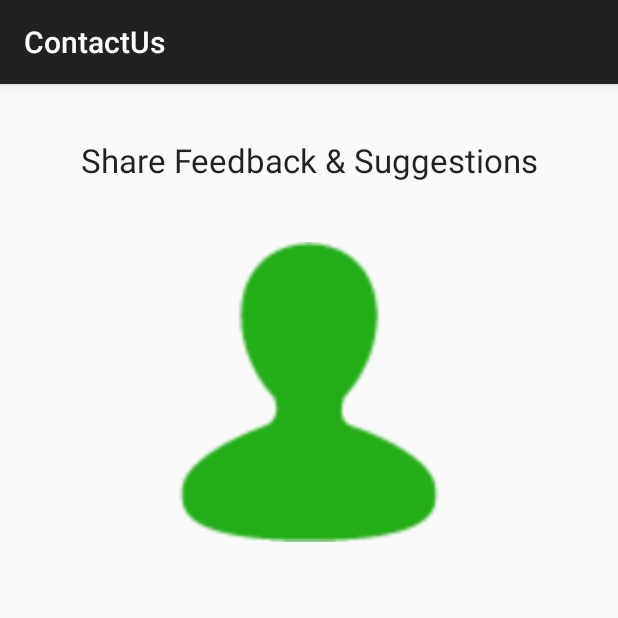
After one commit to gssirohi/MoneyCircleRepository, an Android app: the ContactUs screen opened directly, with no data from a screen before it, on a phone screen of 412 x 824 dp, the top half of it. The commit adds this screen. Run offline under Robolectric (Android 15) with nearby library versions, the phone set to English and light mode, and no system bars.

Commit message:
[SPRINT_A][STORY_2][TOPIC_4][Issue #18] Create Contact Us Activity
DESCRIPTION: Create Contact Us Activity

```diff
--- a/MoneyCircle/app/src/main/AndroidManifest.xml
+++ b/MoneyCircle/app/src/main/AndroidManifest.xml
@@ -20,6 +20,10 @@
             android:name=".WelcomeActivity"
             android:label="@string/app_name" >
         </activity>
+        <activity
+            android:name=".ContactUs"
+            android:label="@string/activity_contact_us" >
+        </activity>
     </application>
 
 </manifest>
--- /dev/null
+++ b/MoneyCircle/app/src/main/java/company/greateapp/moneycircle/ContactUs.java
@@ -0,0 +1,31 @@
+package company.greateapp.moneycircle;
+
+import android.os.Bundle;
+import android.support.v7.app.ActionBarActivity;
+import android.view.Menu;
+import android.view.MenuItem;
+
+
+public class ContactUs extends ActionBarActivity {
+
+    @Override
+    protected void onCreate(Bundle savedInstanceState) {
+        super.onCreate(savedInstanceState);
+        setContentView(R.layout.contact_us_screen);
+    }
+
+    @Override
+    public boolean onOptionsItemSelected(MenuItem item) {
+        // Handle action bar item clicks here. The action bar will
+        // automatically handle clicks on the Home/Up button, so long
+        // as you specify a parent activity in AndroidManifest.xml.
+        int id = item.getItemId();
+
+        //noinspection SimplifiableIfStatement
+        if (id == R.id.action_settings) {
+            return true;
+        }
+
+        return super.onOptionsItemSelected(item);
+    }
+}
--- a/MoneyCircle/app/src/main/java/company/greateapp/moneycircle/LauncherActivity.java
+++ b/MoneyCircle/app/src/main/java/company/greateapp/moneycircle/LauncherActivity.java
@@ -1,5 +1,6 @@
 package company.greateapp.moneycircle;
 
+import android.content.Intent;
 import android.support.v7.app.ActionBarActivity;
 import android.os.Bundle;
 import android.util.Log;
@@ -50,6 +51,9 @@ public class LauncherActivity extends ActionBarActivity {
             */
             case 2:
                 startActivity(new Intent(this,WelcomeActivity.class));
+                break;
+            case 16:
+                startActivity(new Intent(this,ContactUs.class));
                 break;
             default :
                 String  itemValue    = (String) listView.getItemAtPosition(i);
--- /dev/null
+++ b/MoneyCircle/app/src/main/res/layout/contact_us_screen.xml
@@ -0,0 +1,26 @@
+<LinearLayout xmlns:android="http://schemas.android.com/apk/res/android"
+    xmlns:tools="http://schemas.android.com/tools" android:layout_width="match_parent"
+    android:layout_height="match_parent" android:paddingLeft="@dimen/activity_horizontal_margin"
+    android:paddingRight="@dimen/activity_horizontal_margin"
+    android:paddingTop="@dimen/activity_vertical_margin"
+    android:paddingBottom="@dimen/activity_vertical_margin"
+    android:orientation="vertical"
+    tools:context="com.prateek.tempproject.ContactUs">
+
+    <TextView android:text="Share Feedback &amp; Suggestions"
+        android:textAppearance="@android:style/TextAppearance.Large"
+        android:layout_gravity="center"
+        android:gravity="center"
+        android:padding="20dp"
+        android:layout_width="wrap_content"
+        android:layout_height="wrap_content" />
+
+    <ImageView
+        android:id="@+id/ivContactUsId"
+        android:layout_width="200dp"
+        android:layout_height="200dp"
+        android:layout_margin="20dp"
+        android:src="@drawable/ic_contactus"
+        android:layout_gravity="center"/>
+
+</LinearLayout>
--- a/MoneyCircle/app/src/main/res/values/strings.xml
+++ b/MoneyCircle/app/src/main/res/values/strings.xml
@@ -3,4 +3,5 @@
     <string name="action_settings">Settings</string>
     <string name="welcome">Welcome!</string>
     <string name="start">Start</string>
+    <string name="activity_contact_us">ContactUs</string>
 </resources>
```
Also changed, not shown: MoneyCircle/app/src/main/res/drawable/ic_contactus.png (added).
